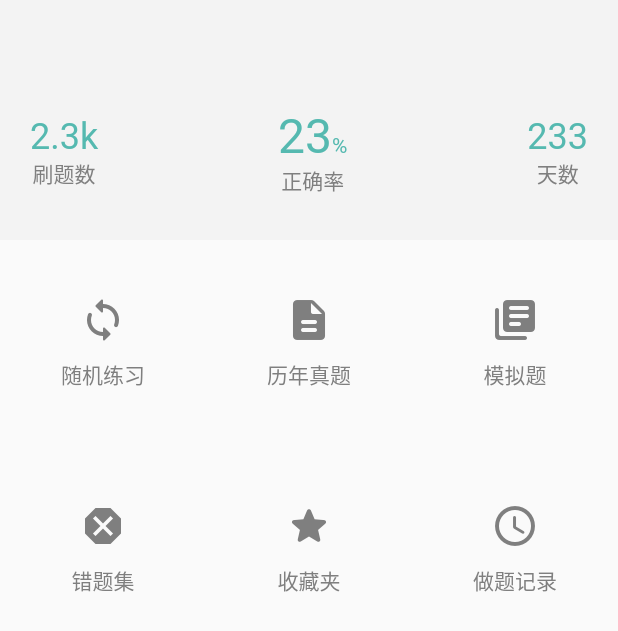
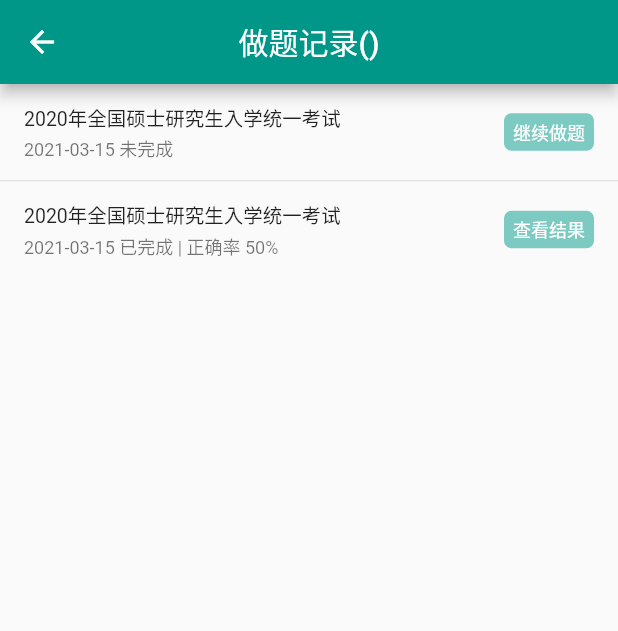
Before and after one commit to shinobuffer/flutter_demo, a Flutter app: the QuestionBankPageView widget shown alone on an empty page, opened directly with empty values, after a tap on "做题记录", on a phone screen of 412 x 824 dp. Shown: the top 631 px of the screen. Run offline on Flutter 3.47's test engine with Material 2 defaults, Android fonts, the phone set to English and light mode, and no system bars; our stand-ins replace bot_toast, cookie_jar, dio, dio_cookie_manager, flutter_keyboard_visibility.

Commit message:
feat: 新增科目选择组件(subject_selector) feat: 新增做题记录页面(record_test_page) feat: 新增toast工具类(toast_util) feat: 新增答题记录(简化)数据结构(record_item)

```diff
--- a/lib/main.dart
+++ b/lib/main.dart
@@ -6,6 +6,7 @@ import 'package:flutter_demo/pages/learning/question_bank/do_question_page.dart'
 import 'package:flutter_demo/provide/global_provide.dart';
 import 'package:flutter_demo/route.dart';
 import 'package:flutter_demo/utils/style_util.dart';
+import 'package:flutter_demo/utils/toast_util.dart';
 import 'package:provider/provider.dart';
 
 void main() {
@@ -99,13 +100,7 @@ class _HomeState extends State<Home> {
         onWillPop: () async {
           if (_lastQuitTime == null ||
               DateTime.now().difference(_lastQuitTime).inSeconds > 1) {
-            BotToast.showText(
-              text: '再按一次退出',
-              contentColor: Colors.black45,
-              borderRadius: BorderRadius.all(
-                Radius.circular(5),
-              ),
-            );
+            ToastUtil.showText(text: '再按一次退出');
             _lastQuitTime = DateTime.now();
             return false;
           } else {
--- /dev/null
+++ b/lib/model/record_item.dart
@@ -0,0 +1,67 @@
+class RecordItem {
+  RecordItem(Map<String, dynamic> json)
+      : rid = json['rid'],
+        tid = json['tid'],
+        name = json['name'],
+        isCompleted = json['isCompleted'],
+        timeStamp = json['timeStamp'],
+        doneNum = json['doneNum'],
+        questionNum = json['questionNum'],
+        correctRate = json['correctRate'] ?? 0.0;
+
+  RecordItem.fromJson(Map<String, dynamic> json) : this(json);
+
+  /// 记录id
+  final int rid;
+
+  /// 关联试卷id
+  final int tid;
+
+  /// 关联试卷名
+  final String name;
+
+  /// 试卷是否完成
+  final bool isCompleted;
+
+  /// 最后退出/完成时间戳
+  final int timeStamp;
+
+  /// 答题数量（试卷未完成用到）
+  final int doneNum;
+
+  /// 题目总数（试卷未完成用到）
+  final int questionNum;
+
+  /// 正确率（试卷完成用到）
+  final double correctRate;
+
+  @override
+  String toString() {
+    StringBuffer sb = new StringBuffer('\n==========>RecordItem<==========\n');
+    sb.write('"rid":$rid,\n');
+    sb.write('"tid":$tid,\n');
+    sb.write('"name":`$name`,\n');
+    sb.write('"isCompleted":$isCompleted,\n');
+    sb.write('"timeStamp":$timeStamp,\n');
+    sb.write('"doneNum":$doneNum,\n');
+    sb.write('"questionNum":$questionNum,\n');
+    sb.write('"correctRate":$correctRate,\n');
+
+    return sb.toString();
+  }
+}
+
+// void main(List<String> args) {
+//   Map<String, dynamic> json = {
+//     'rid': 233,
+//     'tid': 233,
+//     'name': '2020年全国硕士研究生入学统一考试',
+//     'isCompleted': false,
+//     'timeStamp': DateTime.now().millisecondsSinceEpoch,
+//     'doneNum': 23,
+//     'questionNum': 50,
+//     'correctRate': .5
+//   };
+
+//   print(RecordItem.fromJson(json));
+// }
--- a/lib/pages/learning/question_bank/component/answer_card.dart
+++ b/lib/pages/learning/question_bank/component/answer_card.dart
@@ -4,7 +4,7 @@ import 'package:flutter_demo/utils/dialog_util.dart';
 import 'package:flutter_demo/utils/screen_util.dart';
 import 'package:flutter_demo/utils/style_util.dart';
 
-typedef OnJump = void Function(int index);
+typedef void OnJump(int index);
 
 // ignore: must_be_immutable
 class AnswerCard extends StatelessWidget {
@@ -103,7 +103,6 @@ class AnswerCard extends StatelessWidget {
         children: [
           Container(
             height: 44,
-            width: double.maxFinite,
             alignment: Alignment.center,
             decoration: BoxDecoration(
               border: Border(
--- a/lib/pages/learning/question_bank/component/question_bank_page_view.dart
+++ b/lib/pages/learning/question_bank/component/question_bank_page_view.dart
@@ -78,7 +78,13 @@ class _QuestionBankPageViewState extends State<QuestionBankPageView> {
             arguments: arguments,
           );
         }),
-        _createGridViewItem(Icons.access_time_rounded, '做题记录', () {}),
+        _createGridViewItem(Icons.access_time_rounded, '做题记录', () {
+          Navigator.pushNamed(
+            context,
+            '/question_bank/record_test',
+            arguments: arguments,
+          );
+        }),
       ],
     );
   }
--- /dev/null
+++ b/lib/pages/learning/question_bank/record_test/record_test_page.dart
@@ -0,0 +1,123 @@
+import 'package:flutter/material.dart';
+import 'package:flutter_demo/component/no_data_tip.dart';
+import 'package:flutter_demo/model/record_item.dart';
+import 'package:flutter_demo/pages/learning/question_bank/do_question_page.dart';
+import 'package:flutter_demo/pages/learning/question_bank/test_result_page.dart';
+import 'package:flutter_demo/utils/style_util.dart';
+
+class RecordTestPage extends StatefulWidget {
+  RecordTestPage({Key key, this.arguments}) : super(key: key);
+
+  final arguments;
+
+  @override
+  _RecordTestPageState createState() => _RecordTestPageState();
+}
+
+class _RecordTestPageState extends State<RecordTestPage> {
+  String get subject => widget.arguments['subject'] as String;
+  int get subjectId => widget.arguments['subjectId'] as int;
+  // todo: 拉取记录数据
+
+  List<RecordItem> recordItems = [
+    RecordItem.fromJson({
+      'rid': 233,
+      'tid': 233,
+      'name': '2020年全国硕士研究生入学统一考试',
+      'isCompleted': false,
+      'timeStamp': DateTime.now().millisecondsSinceEpoch,
+      'doneNum': 23,
+      'questionNum': 50,
+      'correctRate': .5
+    }),
+    RecordItem.fromJson({
+      'rid': 233,
+      'tid': 233,
+      'name': '2020年全国硕士研究生入学统一考试',
+      'isCompleted': true,
+      'timeStamp': DateTime.now().millisecondsSinceEpoch,
+      'doneNum': 23,
+      'questionNum': 50,
+      'correctRate': .5
+    }),
+  ];
+
+  /// todo: 记录跳转
+  void jumpRecordTest(RecordItem item) {
+    if (item.isCompleted) {
+      // Navigator.push(
+      //   context,
+      //   MaterialPageRoute(
+      //     builder: (context) => TestResultPage(),
+      //   ),
+      // );
+    } else {
+      Navigator.push(
+        context,
+        MaterialPageRoute(
+          builder: (context) => DoQuestionPage(),
+        ),
+      );
+    }
+  }
+
+  @override
+  void initState() {
+    super.initState();
+  }
+
+  @override
+  Widget build(BuildContext context) {
+    return Scaffold(
+      appBar: AppBar(
+        title: Text('做题记录($subject)'),
+        centerTitle: true,
+      ),
+      body: Container(
+        height: double.maxFinite,
+        alignment: Alignment.center,
+        child: ListView.separated(
+          itemCount: recordItems.length,
+          separatorBuilder: (context, index) => Divider(height: 1),
+          itemBuilder: (context, index) {
+            RecordItem item = recordItems[index];
+            String datetime =
+                DateTime.fromMillisecondsSinceEpoch(item.timeStamp)
+                    .toString()
+                    .substring(0, 10);
+            String correctRate = '${(item.correctRate * 100).round()}%';
+            String subStr = item.isCompleted ? '已完成 | 正确率 $correctRate' : '未完成';
+            return ListTile(
+              title: Text(
+                item.name,
+                maxLines: 1,
+                overflow: TextOverflow.ellipsis,
+              ),
+              subtitle: Text('$datetime $subStr'),
+              trailing: SizedBox(
+                height: 25,
+                width: 60,
+                child: FlatButton(
+                  onPressed: () => jumpRecordTest(item),
+                  padding: EdgeInsets.zero,
+                  color: ColorM.G3,
+                  textColor: Colors.white,
+                  shape: RoundedRectangleBorder(
+                    borderRadius: BorderRadius.all(
+                      Radius.circular(5),
+                    ),
+                  ),
+                  child: Text(
+                    item.isCompleted ? '查看结果' : '继续做题',
+                    style: TextStyleM.D0_12,
+                  ),
+                ),
+              ),
+              dense: true,
+            );
+          },
+        ),
+      ),
+    );
+  }
+}
--- a/lib/pages/learning/question_bank/simulation_test/simulation_test_page.dart
+++ b/lib/pages/learning/question_bank/simulation_test/simulation_test_page.dart
@@ -194,7 +194,7 @@ class _SimulationTestPageState extends State<SimulationTestPage>
   Widget build(BuildContext context) {
     return Scaffold(
       appBar: AppBar(
-        title: Text('模拟题($subject'),
+        title: Text('模拟题($subject)'),
         centerTitle: true,
       ),
       body: GestureDetector(
--- a/lib/route.dart
+++ b/lib/route.dart
@@ -2,6 +2,7 @@ import 'package:flutter/material.dart';
 import 'package:flutter_demo/pages/learning/question_bank/collect_test/collect_test_page.dart';
 import 'package:flutter_demo/pages/learning/question_bank/question_bank_page.dart';
 import 'package:flutter_demo/pages/learning/question_bank/real_test/real_test_page.dart';
+import 'package:flutter_demo/pages/learning/question_bank/record_test/record_test_page.dart';
 import 'package:flutter_demo/pages/learning/question_bank/simulation_test/simulation_test_page.dart';
 import 'package:flutter_demo/pages/learning/question_bank/wrong_test/wrong_test_page.dart';
 import 'package:flutter_demo/pages/learning/task/task_page.dart';
@@ -20,6 +21,8 @@ final Map<String, PageBuilder> _routes = {
       WrongTestPage(arguments: arguments),
   '/question_bank/collect_test': (context, {arguments}) =>
       CollectTestPage(arguments: arguments),
+  '/question_bank/record_test': (context, {arguments}) =>
+      RecordTestPage(arguments: arguments),
 };
 
 final RouteFactory onGenerateRoute = (RouteSettings settings) {
```
Also changed, not shown: lib/pages/learning/question_bank/component/subject_selector.dart (added, +235 -0 lines), lib/pages/learning/question_bank/question_bank_page.dart (+19 -4 lines), lib/utils/toast_util.dart (added, +18 -0 lines).
